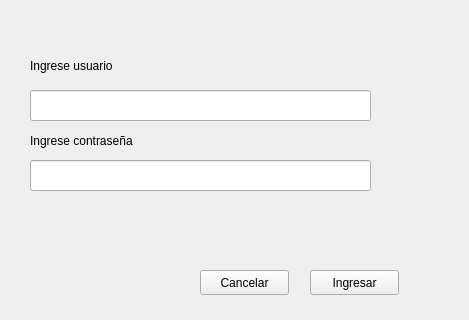
Above: UI_Files/accesswindow.ui from JorgeGuerra99/software_sport_bike before the change. Below: the same form after it.
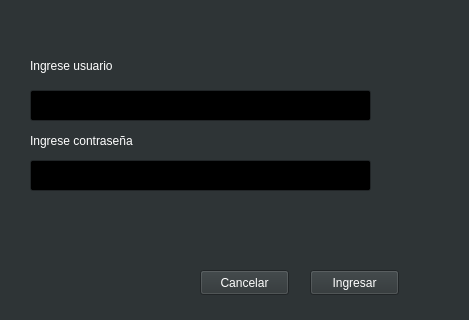
That is the form after the change.

What changed in the file:
```diff
--- a/UI_Files/accesswindow.ui
+++ b/UI_Files/accesswindow.ui
@@ -10,6 +10,475 @@
     <height>320</height>
    </rect>
   </property>
+  <property name="palette">
+   <palette>
+    <active>
+     <colorrole role="WindowText">
+      <brush brushstyle="SolidPattern">
+       <color alpha="255">
+        <red>255</red>
+        <green>255</green>
+        <blue>255</blue>
+       </color>
+      </brush>
+     </colorrole>
+     <colorrole role="Button">
+      <brush brushstyle="SolidPattern">
+       <color alpha="255">
+        <red>46</red>
+        <green>52</green>
+        <blue>54</blue>
+       </color>
+      </brush>
+     </colorrole>
+     <colorrole role="Light">
+      <brush brushstyle="SolidPattern">
+       <color alpha="255">
+        <red>69</red>
+        <green>78</green>
+        <blue>81</blue>
+       </color>
+      </brush>
+     </colorrole>
+     <colorrole role="Midlight">
+      <brush brushstyle="SolidPattern">
+       <color alpha="255">
+        <red>57</red>
+        <green>65</green>
+        <blue>67</blue>
+       </color>
+      </brush>
+     </colorrole>
+     <colorrole role="Dark">
+      <brush brushstyle="SolidPattern">
+       <color alpha="255">
+        <red>23</red>
+        <green>26</green>
+        <blue>27</blue>
+       </color>
+      </brush>
+     </colorrole>
+     <colorrole role="Mid">
+      <brush brushstyle="SolidPattern">
+       <color alpha="255">
+        <red>31</red>
+        <green>35</green>
+        <blue>36</blue>
+       </color>
+      </brush>
+     </colorrole>
+     <colorrole role="Text">
+      <brush brushstyle="SolidPattern">
+       <color alpha="255">
+        <red>255</red>
+        <green>255</green>
+        <blue>255</blue>
+       </color>
+      </brush>
+     </colorrole>
+     <colorrole role="BrightText">
+      <brush brushstyle="SolidPattern">
+       <color alpha="255">
+        <red>255</red>
+        <green>255</green>
+        <blue>255</blue>
+       </color>
+      </brush>
+     </colorrole>
+     <colorrole role="ButtonText">
+      <brush brushstyle="SolidPattern">
+       <color alpha="255">
+        <red>255</red>
+        <green>255</green>
+        <blue>255</blue>
+       </color>
+      </brush>
+     </colorrole>
+     <colorrole role="Base">
+      <brush brushstyle="SolidPattern">
+       <color alpha="255">
+        <red>0</red>
+        <green>0</green>
+        <blue>0</blue>
+       </color>
+      </brush>
+     </colorrole>
+     <colorrole role="Window">
+      <brush brushstyle="SolidPattern">
+       <color alpha="255">
+        <red>46</red>
+        <green>52</green>
+        <blue>54</blue>
+       </color>
+      </brush>
+     </colorrole>
+     <colorrole role="Shadow">
+      <brush brushstyle="SolidPattern">
+       <color alpha="255">
+        <red>0</red>
+        <green>0</green>
+        <blue>0</blue>
+       </color>
+      </brush>
+     </colorrole>
+     <colorrole role="Highlight">
+      <brush brushstyle="SolidPattern">
+       <color alpha="255">
+        <red>78</red>
+        <green>154</green>
+        <blue>6</blue>
+       </color>
+      </brush>
+     </colorrole>
+     <colorrole role="AlternateBase">
+      <brush brushstyle="SolidPattern">
+       <color alpha="255">
+        <red>23</red>
+        <green>26</green>
+        <blue>27</blue>
+       </color>
+      </brush>
+     </colorrole>
+     <colorrole role="ToolTipBase">
+      <brush brushstyle="SolidPattern">
+       <color alpha="255">
+        <red>255</red>
+        <green>255</green>
+        <blue>220</blue>
+       </color>
+      </brush>
+     </colorrole>
+     <colorrole role="ToolTipText">
+      <brush brushstyle="SolidPattern">
+       <color alpha="255">
+        <red>0</red>
+        <green>0</green>
+        <blue>0</blue>
+       </color>
+      </brush>
+     </colorrole>
+     <colorrole role="PlaceholderText">
+      <brush brushstyle="SolidPattern">
+       <color alpha="128">
+        <red>255</red>
+        <green>255</green>
+        <blue>255</blue>
+       </color>
+      </brush>
+     </colorrole>
+    </active>
+    <inactive>
+     <colorrole role="WindowText">
+      <brush brushstyle="SolidPattern">
+       <color alpha="255">
+        <red>255</red>
+        <green>255</green>
+        <blue>255</blue>
+       </color>
+      </brush>
+     </colorrole>
+     <colorrole role="Button">
+      <brush brushstyle="SolidPattern">
+       <color alpha="255">
+        <red>46</red>
+        <green>52</green>
+        <blue>54</blue>
+       </color>
+      </brush>
+     </colorrole>
+     <colorrole role="Light">
+      <brush brushstyle="SolidPattern">
+       <color alpha="255">
+        <red>69</red>
+        <green>78</green>
+        <blue>81</blue>
+       </color>
+      </brush>
+     </colorrole>
+     <colorrole role="Midlight">
+      <brush brushstyle="SolidPattern">
+       <color alpha="255">
+        <red>57</red>
+        <green>65</green>
+        <blue>67</blue>
+       </color>
+      </brush>
+     </colorrole>
+     <colorrole role="Dark">
+      <brush brushstyle="SolidPattern">
+       <color alpha="255">
+        <red>23</red>
+        <green>26</green>
+        <blue>27</blue>
+       </color>
+      </brush>
+     </colorrole>
+     <colorrole role="Mid">
+      <brush brushstyle="SolidPattern">
+       <color alpha="255">
+        <red>31</red>
+        <green>35</green>
+        <blue>36</blue>
+       </color>
+      </brush>
+     </colorrole>
+     <colorrole role="Text">
+      <brush brushstyle="SolidPattern">
+       <color alpha="255">
+        <red>255</red>
+        <green>255</green>
+        <blue>255</blue>
+       </color>
+      </brush>
+     </colorrole>
+     <colorrole role="BrightText">
+      <brush brushstyle="SolidPattern">
+       <color alpha="255">
+        <red>255</red>
+        <green>255</green>
+        <blue>255</blue>
+       </color>
+      </brush>
+     </colorrole>
+     <colorrole role="ButtonText">
+      <brush brushstyle="SolidPattern">
+       <color alpha="255">
+        <red>255</red>
+        <green>255</green>
+        <blue>255</blue>
+       </color>
+      </brush>
+     </colorrole>
+     <colorrole role="Base">
+      <brush brushstyle="SolidPattern">
+       <color alpha="255">
+        <red>0</red>
+        <green>0</green>
+        <blue>0</blue>
+       </color>
+      </brush>
+     </colorrole>
+     <colorrole role="Window">
+      <brush brushstyle="SolidPattern">
+       <color alpha="255">
+        <red>46</red>
+        <green>52</green>
+        <blue>54</blue>
+       </color>
+      </brush>
+     </colorrole>
+     <colorrole role="Shadow">
+      <brush brushstyle="SolidPattern">
+       <color alpha="255">
+        <red>0</red>
+        <green>0</green>
+        <blue>0</blue>
+       </color>
+      </brush>
+     </colorrole>
+     <colorrole role="Highlight">
+      <brush brushstyle="SolidPattern">
+       <color alpha="255">
+        <red>78</red>
+        <green>154</green>
+        <blue>6</blue>
+       </color>
+      </brush>
+     </colorrole>
+     <colorrole role="AlternateBase">
+      <brush brushstyle="SolidPattern">
+       <color alpha="255">
+        <red>23</red>
+        <green>26</green>
+        <blue>27</blue>
+       </color>
+      </brush>
+     </colorrole>
+     <colorrole role="ToolTipBase">
+      <brush brushstyle="SolidPattern">
+       <color alpha="255">
+        <red>255</red>
+        <green>255</green>
+        <blue>220</blue>
+       </color>
+      </brush>
+     </colorrole>
+     <colorrole role="ToolTipText">
+      <brush brushstyle="SolidPattern">
+       <color alpha="255">
+        <red>0</red>
+        <green>0</green>
+        <blue>0</blue>
+       </color>
+      </brush>
+     </colorrole>
+     <colorrole role="PlaceholderText">
+      <brush brushstyle="SolidPattern">
+       <color alpha="128">
+        <red>255</red>
+        <green>255</green>
+        <blue>255</blue>
+       </color>
+      </brush>
+     </colorrole>
+    </inactive>
+    <disabled>
+     <colorrole role="WindowText">
+      <brush brushstyle="SolidPattern">
+       <color alpha="255">
+        <red>23</red>
+        <green>26</green>
+        <blue>27</blue>
+       </color>
+      </brush>
+     </colorrole>
+     <colorrole role="Button">
+      <brush brushstyle="SolidPattern">
+       <color alpha="255">
+        <red>46</red>
+        <green>52</green>
+        <blue>54</blue>
+       </color>
+      </brush>
+     </colorrole>
+     <colorrole role="Light">
+      <brush brushstyle="SolidPattern">
+       <color alpha="255">
+        <red>69</red>
+        <green>78</green>
+        <blue>81</blue>
+       </color>
+      </brush>
+     </colorrole>
+     <colorrole role="Midlight">
+      <brush brushstyle="SolidPattern">
+       <color alpha="255">
+        <red>57</red>
+        <green>65</green>
+        <blue>67</blue>
+       </color>
+      </brush>
+     </colorrole>
+     <colorrole role="Dark">
+      <brush brushstyle="SolidPattern">
+       <color alpha="255">
+        <red>23</red>
+        <green>26</green>
+        <blue>27</blue>
+       </color>
+      </brush>
+     </colorrole>
+     <colorrole role="Mid">
+      <brush brushstyle="SolidPattern">
+       <color alpha="255">
+        <red>31</red>
+        <green>35</green>
+        <blue>36</blue>
+       </color>
+      </brush>
+     </colorrole>
+     <colorrole role="Text">
+      <brush brushstyle="SolidPattern">
+       <color alpha="255">
+        <red>23</red>
+        <green>26</green>
+        <blue>27</blue>
+       </color>
+      </brush>
+     </colorrole>
+     <colorrole role="BrightText">
+      <brush brushstyle="SolidPattern">
+       <color alpha="255">
+        <red>255</red>
+        <green>255</green>
+        <blue>255</blue>
+       </color>
+      </brush>
+     </colorrole>
+     <colorrole role="ButtonText">
+      <brush brushstyle="SolidPattern">
+       <color alpha="255">
+        <red>23</red>
+        <green>26</green>
+        <blue>27</blue>
+       </color>
+      </brush>
+     </colorrole>
+     <colorrole role="Base">
+      <brush brushstyle="SolidPattern">
+       <color alpha="255">
+        <red>46</red>
+        <green>52</green>
+        <blue>54</blue>
+       </color>
+      </brush>
+     </colorrole>
+     <colorrole role="Window">
+      <brush brushstyle="SolidPattern">
+       <color alpha="255">
+        <red>46</red>
+        <green>52</green>
+        <blue>54</blue>
+       </color>
+      </brush>
+     </colorrole>
+     <colorrole role="Shadow">
+      <brush brushstyle="SolidPattern">
+       <color alpha="255">
+        <red>0</red>
+        <green>0</green>
+        <blue>0</blue>
+       </color>
+      </brush>
+     </colorrole>
+     <colorrole role="Highlight">
+      <brush brushstyle="SolidPattern">
+       <color alpha="255">
+        <red>145</red>
+        <green>145</green>
+        <blue>145</blue>
+       </color>
+      </brush>
+     </colorrole>
+     <colorrole role="AlternateBase">
+      <brush brushstyle="SolidPattern">
+       <color alpha="255">
+        <red>46</red>
+        <green>52</green>
+        <blue>54</blue>
+       </color>
+      </brush>
+     </colorrole>
+     <colorrole role="ToolTipBase">
+      <brush brushstyle="SolidPattern">
+       <color alpha="255">
+        <red>255</red>
+        <green>255</green>
+        <blue>220</blue>
+       </color>
+      </brush>
+     </colorrole>
+     <colorrole role="ToolTipText">
+      <brush brushstyle="SolidPattern">
+       <color alpha="255">
+        <red>0</red>
+        <green>0</green>
+        <blue>0</blue>
+       </color>
+      </brush>
+     </colorrole>
+     <colorrole role="PlaceholderText">
+      <brush brushstyle="SolidPattern">
+       <color alpha="128">
+        <red>255</red>
+        <green>255</green>
+        <blue>255</blue>
+       </color>
+      </brush>
+     </colorrole>
+    </disabled>
+   </palette>
+  </property>
   <property name="windowTitle">
    <string>Form</string>
   </property>
```
Left out of the diff: 2 changed lines with no effect on the pictures.
